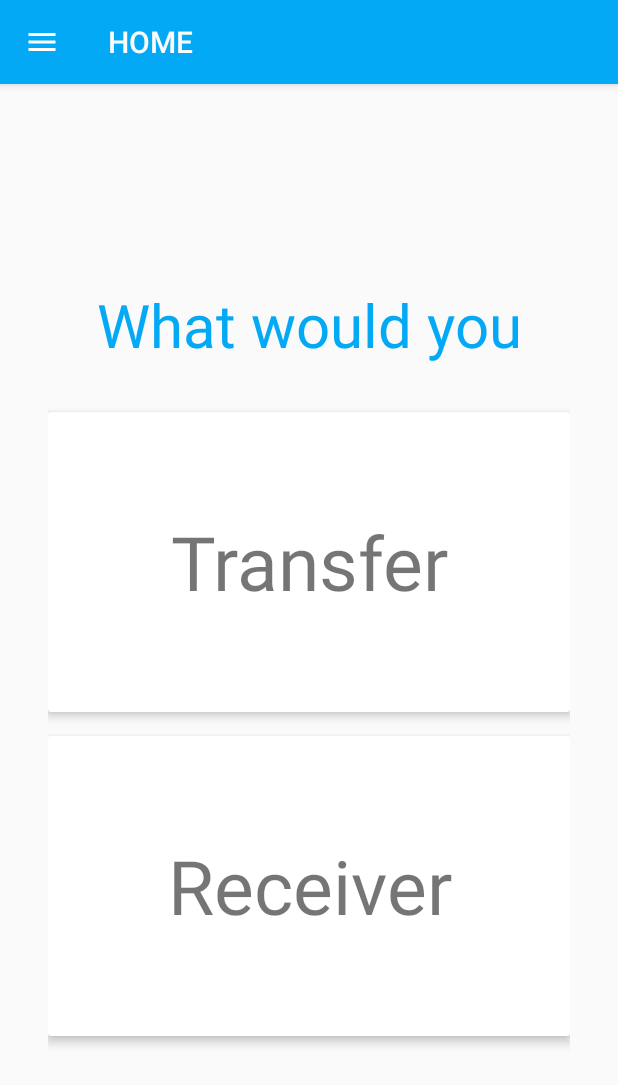
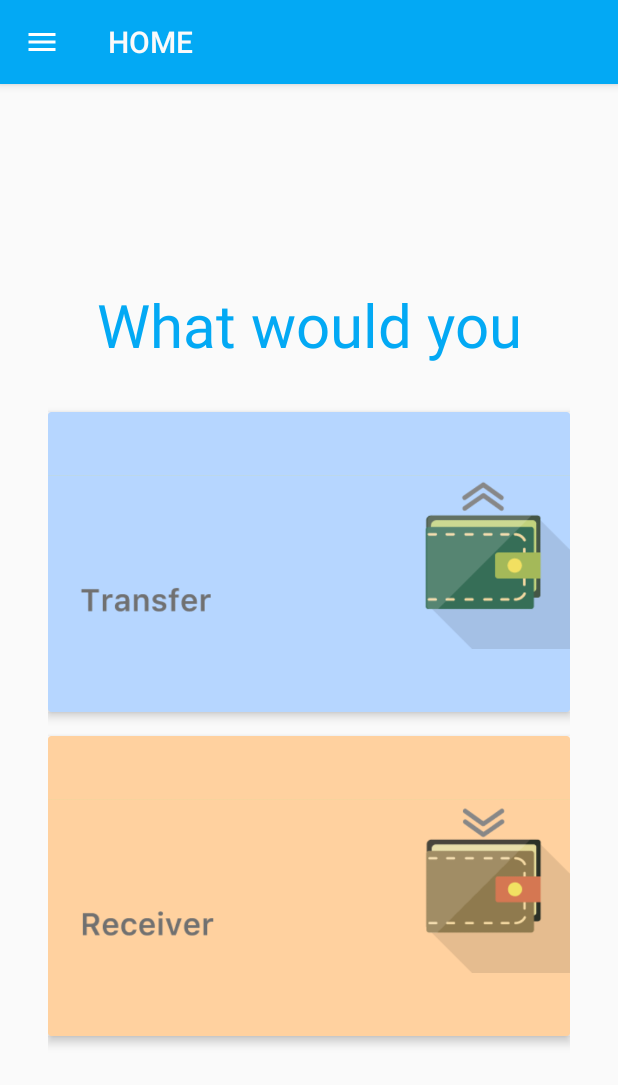
Before and after one commit to kobaken0029/katyusha-android, an Android app: the fragment TransactionFragment placed in its activity, on a phone screen of 412 x 824 dp. Shown: the top 1085 px of the screen. Run offline under Robolectric (Android 15) with nearby library versions, the phone set to English and light mode, and no system bars; our stand-ins replace CircleImageView, data binding; libraries missing offline, so code that uses them is left out: io.soramitsu.irohaandroid; plain views replace AutofitTextView; 4 statements that could not run were skipped.

Commit message:
Fixed confirm layout

```diff
--- a/app/src/main/res/layout/fragment_transaction.xml
+++ b/app/src/main/res/layout/fragment_transaction.xml
@@ -13,14 +13,13 @@
             android:layout_width="match_parent"
             android:layout_height="200dp"
             android:layout_marginBottom="16dp"
+            app:cardBackgroundColor="#b6d6ff"
             app:cardElevation="4dp">
 
-            <TextView
+            <ImageView
                 android:layout_width="match_parent"
                 android:layout_height="match_parent"
-                android:gravity="center"
-                android:text="Transfer"
-                android:textSize="50sp" />
+                android:src="@drawable/transfer" />
         </android.support.v7.widget.CardView>
 
         <android.support.v7.widget.CardView
@@ -29,14 +28,13 @@
             android:layout_height="200dp"
             android:layout_below="@id/transfer_card"
             android:layout_centerInParent="true"
+            app:cardBackgroundColor="#ffd19f"
             app:cardElevation="4dp">
 
-            <TextView
+            <ImageView
                 android:layout_width="match_parent"
                 android:layout_height="match_parent"
-                android:gravity="center"
-                android:text="Receiver"
-                android:textSize="50sp" />
+                android:src="@drawable/receiver" />
         </android.support.v7.widget.CardView>
 
         <me.grantland.widget.AutofitTextView
```
Also changed, not shown: app/src/main/java/soramitsu/io/katyusha/ConfirmTransactionFragment.java (+8 -1 lines), app/src/main/res/layout/fragment_confirm_transaction.xml (+12 -1 lines), app/src/main/res/drawable/receiver.png (added), app/src/main/res/drawable/transfer.png (added).
